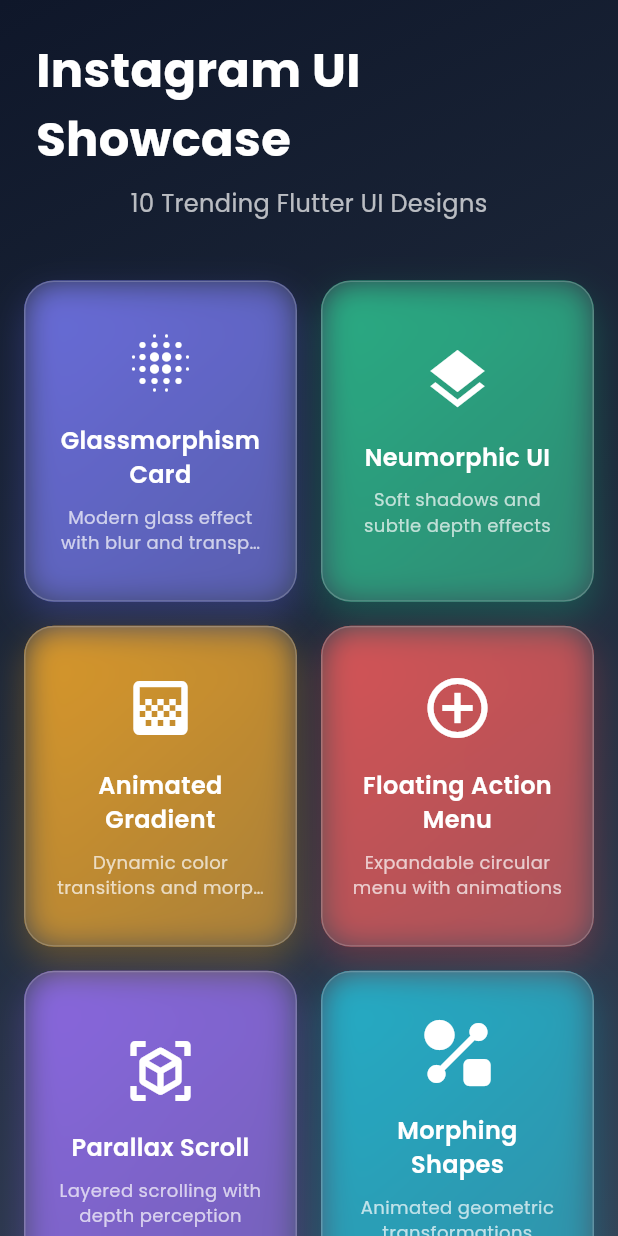
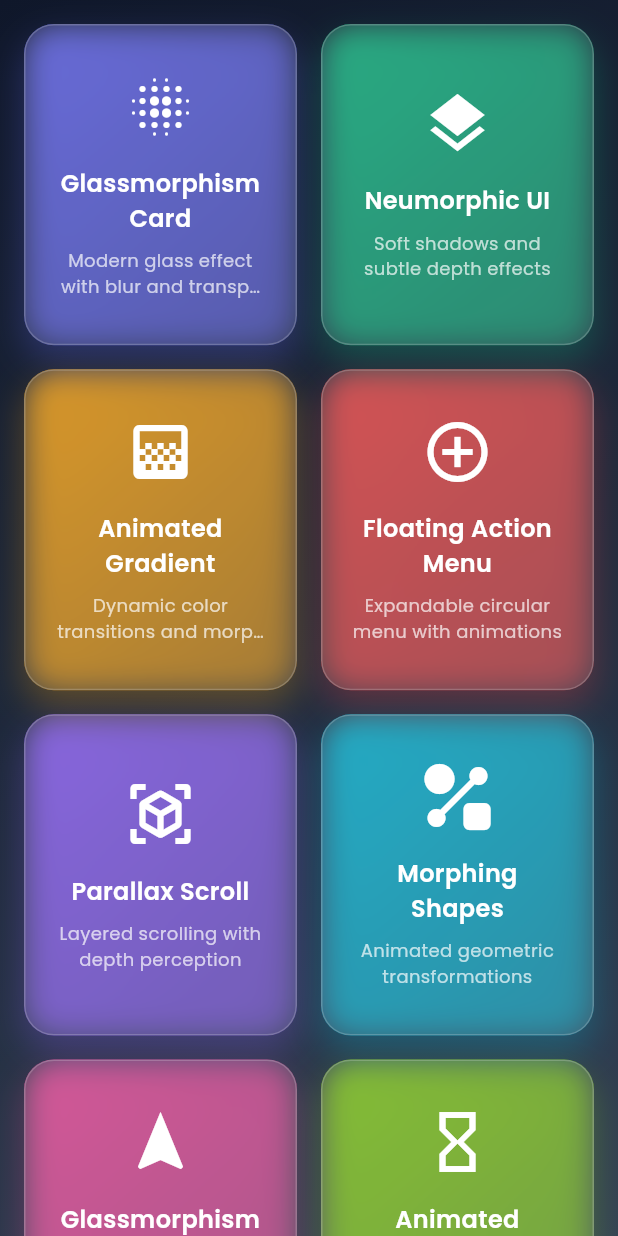
Before and after one commit to arun2github/aesthetic-flutter-ui, a Flutter app: the screen it shows after launch, on a phone screen of 412 x 824 dp. Run offline on Flutter 3.47's test engine with Material 3 defaults, Android fonts, the phone set to English and light mode, and no system bars; drawn by our look-alikes of flutter_animate; our stand-ins replace google_fonts, shimmer.

Commit message:
Ui Refcatored

```diff
--- a/lib/main.dart
+++ b/lib/main.dart
@@ -41,7 +41,7 @@
   @override
   Widget build(BuildContext context) {
     return MaterialApp(
-      title: 'Instagram UI Showcase',
+      // title: 'Instagram UI Showcase',
       debugShowCheckedModeBanner: false,
       theme: ThemeData(
         colorScheme: ColorScheme.fromSeed(
@@ -324,39 +324,7 @@
         child: SafeArea(
           child: Column(
             children: [
-              // Header
-              Padding(
-                padding: const EdgeInsets.all(24.0),
-                child: FadeTransition(
-                  opacity: _fadeAnimation,
-                  child: SlideTransition(
-                    position: _slideAnimation,
-                    child: Column(
-                      children: [
-                        Text(
-                              'Instagram UI Showcase',
-                              style: GoogleFonts.poppins(
-                                fontSize: 32,
-                                fontWeight: FontWeight.bold,
-                                color: Colors.white,
-                              ),
-                            )
-                            .animate()
-                            .fadeIn(duration: 600.ms)
-                            .slideY(begin: -0.3),
-                        const SizedBox(height: 8),
-                        Text(
-                          '10 Trending Flutter UI Designs',
-                          style: GoogleFonts.poppins(
-                            fontSize: 16,
-                            color: Colors.white70,
-                          ),
-                        ).animate().fadeIn(delay: 200.ms, duration: 600.ms),
-                      ],
-                    ),
-                  ),
-                ),
-              ),
+
 
               // Grid of UI trends
               Expanded(
```
Also changed, not shown: 33 other files.
